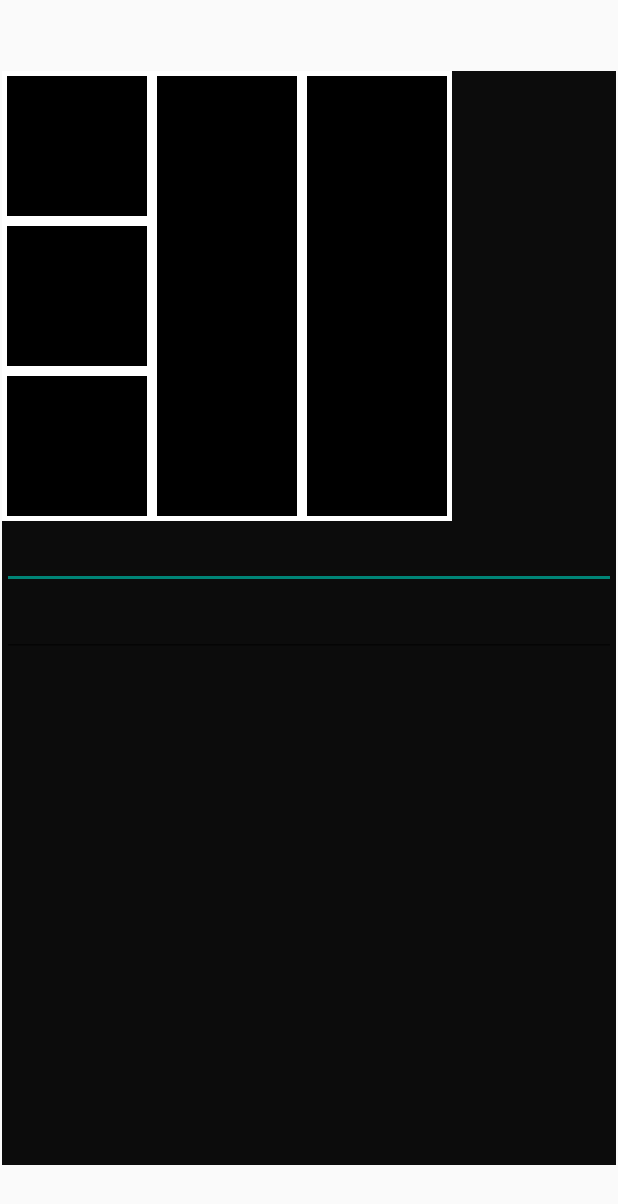
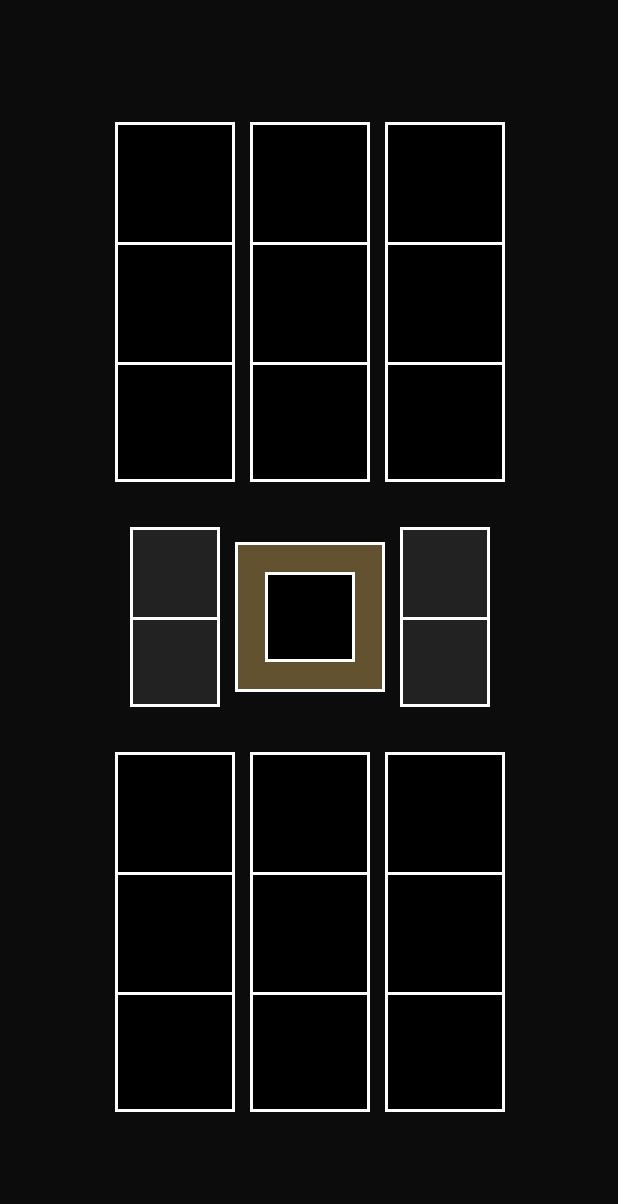
Before and after one commit to CsonkaDavid/Alberlet-Mini-Project, an Android app: the layout game_activity.xml on its own in the app's theme, with its tools: preview values and no code run, on a phone screen of 412 x 824 dp. Shown: the top 1204 px of the screen. Run offline under Robolectric (Android 15) with nearby library versions, the phone set to English and light mode, and no system bars.

Commit message:
Jatek design elkeszitese

```diff
--- a/app/app/src/main/java/net/alberlet/minigame/gui/GameActivity.java
+++ b/app/app/src/main/java/net/alberlet/minigame/gui/GameActivity.java
@@ -17,6 +17,11 @@ public class GameActivity extends AppCompatActivity {
 
     }
 
+    public void newTurn() {
+        // TextView players turn
+
+    }
+
     public void onDiceClick(View view) {
 
     }
@@ -27,4 +32,6 @@ public class GameActivity extends AppCompatActivity {
 
 
 
+
+
 }
--- /dev/null
+++ b/app/app/src/main/res/drawable/cell_background.xml
@@ -0,0 +1,5 @@
+<?xml version="1.0" encoding="utf-8"?>
+<shape xmlns:android="http://schemas.android.com/apk/res/android" android:shape="rectangle" >
+    <solid android:color="@android:color/black" />
+    <stroke android:width="2dp" android:color="@color/white"/>
+</shape>
--- /dev/null
+++ b/app/app/src/main/res/drawable/cell_background_without_bottom_border.xml
@@ -0,0 +1,14 @@
+<?xml version="1.0" encoding="utf-8"?>
+<layer-list xmlns:android="http://schemas.android.com/apk/res/android">
+    <item
+
+        android:bottom="-3dp">
+
+        <shape android:shape="rectangle">
+            <solid android:color="@color/black"/>
+            <stroke
+                android:width="2dp"
+                android:color="@color/white"/>
+        </shape>
+    </item>
+</layer-list>
--- /dev/null
+++ b/app/app/src/main/res/drawable/dice_background.xml
@@ -0,0 +1,5 @@
+<?xml version="1.0" encoding="utf-8"?>
+<shape xmlns:android="http://schemas.android.com/apk/res/android" android:shape="rectangle" >
+    <solid android:color="@android:color/black" />
+    <stroke android:width="2dp" android:color="@color/white"/>
+</shape>
--- /dev/null
+++ b/app/app/src/main/res/drawable/dice_board_background.xml
@@ -0,0 +1,5 @@
+<?xml version="1.0" encoding="utf-8"?>
+<shape xmlns:android="http://schemas.android.com/apk/res/android" android:shape="rectangle" >
+    <solid android:color="@color/dirt" />
+    <stroke android:width="2dp" android:color="@color/white"/>
+</shape>
--- a/app/app/src/main/res/drawable/plain_border.xml
+++ b/app/app/src/main/res/drawable/scores_background.xml
@@ -1,5 +1,5 @@
 <?xml version="1.0" encoding="utf-8"?>
 <shape xmlns:android="http://schemas.android.com/apk/res/android" android:shape="rectangle" >
-    <solid android:color="@android:color/black" />
-    <stroke android:width="3dp" android:color="@color/white"/>
+    <solid android:color="@color/dark_gray" />
+    <stroke android:width="2dp" android:color="@color/white"/>
 </shape>
--- /dev/null
+++ b/app/app/src/main/res/drawable/scores_background_without_bottom_border.xml
@@ -0,0 +1,14 @@
+<?xml version="1.0" encoding="utf-8"?>
+<layer-list xmlns:android="http://schemas.android.com/apk/res/android">
+    <item
+
+        android:bottom="-3dp">
+
+        <shape android:shape="rectangle">
+            <solid android:color="@color/dark_gray"/>
+            <stroke
+                android:width="2dp"
+                android:color="@color/white"/>
+        </shape>
+    </item>
+</layer-list>
--- a/app/app/src/main/res/layout/game_activity.xml
+++ b/app/app/src/main/res/layout/game_activity.xml
@@ -1,154 +1,188 @@
 <?xml version="1.0" encoding="utf-8"?>
-<androidx.constraintlayout.widget.ConstraintLayout xmlns:android="http://schemas.android.com/apk/res/android"
+<RelativeLayout xmlns:android="http://schemas.android.com/apk/res/android"
     xmlns:app="http://schemas.android.com/apk/res-auto"
     xmlns:tools="http://schemas.android.com/tools"
     android:layout_width="match_parent"
-    android:layout_height="match_parent">
+    android:layout_height="match_parent"
+    android:background="#0C0C0C"
+    android:gravity="center_horizontal"
+    android:padding="20dp">
 
     <LinearLayout
-        android:layout_width="409dp"
-        android:layout_height="729dp"
+        android:layout_width="wrap_content"
+        android:layout_height="fill_parent"
         android:layout_marginStart="1dp"
-        android:layout_marginTop="1dp"
-        android:layout_marginEnd="1dp"
         android:layout_marginBottom="1dp"
-        android:background="#0C0C0C"
-        android:orientation="vertical"
-        app:layout_constraintBottom_toBottomOf="parent"
-        app:layout_constraintEnd_toEndOf="parent"
-        app:layout_constraintStart_toStartOf="parent"
-        app:layout_constraintTop_toTopOf="parent">
+        android:gravity="center"
+        android:orientation="vertical">
 
         <LinearLayout
             android:id="@+id/player2_table"
             class="net.alberlet.minigame.Column"
-            android:layout_width="@dimen/table_width"
-            android:layout_height="@dimen/table_heigth"
+            android:layout_width="wrap_content"
+            android:layout_height="wrap_content"
             android:orientation="horizontal">
 
             <LinearLayout
-                android:layout_width="@dimen/table_column_width"
-                android:layout_height="match_parent"
-                android:background="@drawable/plain_border"
+                android:layout_width="wrap_content"
+                android:layout_height="wrap_content"
+                android:layout_marginRight="10dp"
+                android:gravity="center_horizontal"
                 android:orientation="vertical">
 
                 <FrameLayout
-                    android:layout_width="match_parent"
-                    android:layout_height="@dimen/table_column_width"
-                    android:background="@drawable/plain_border">
+                    android:layout_width="@dimen/table_cell_size"
+                    android:layout_height="@dimen/table_cell_size"
+                    android:background="@drawable/cell_background_without_bottom_border">
 
                     <ImageView
                         android:layout_width="match_parent"
-                        android:layout_height="wrap_content"
-                        app:srcCompat="@drawable/plain_border" />
+                        android:layout_height="wrap_content" />
                 </FrameLayout>
 
                 <FrameLayout
-                    android:layout_width="match_parent"
-                    android:layout_height="@dimen/table_column_width"
-                    android:background="@drawable/plain_border">
+                    android:layout_width="@dimen/table_cell_size"
+                    android:layout_height="@dimen/table_cell_size"
+                    android:background="@drawable/cell_background_without_bottom_border">
 
                     <ImageView
                         android:layout_width="match_parent"
-                        android:layout_height="wrap_content"
-                        app:srcCompat="@drawable/plain_border" />
+                        android:layout_height="wrap_content" />
                 </FrameLayout>
 
                 <FrameLayout
-                    android:layout_width="match_parent"
-                    android:layout_height="@dimen/table_column_width"
-                    android:background="@drawable/plain_border">
+                    android:layout_width="@dimen/table_cell_size"
+                    android:layout_height="@dimen/table_cell_size"
+                    android:background="@drawable/cell_background">
 
                     <ImageView
                         android:layout_width="match_parent"
-                        android:layout_height="wrap_content"
-                        app:srcCompat="@drawable/plain_border" />
+                        android:layout_height="wrap_content" />
                 </FrameLayout>
 
             </LinearLayout>
 
             <LinearLayout
-                android:layout_width="@dimen/table_column_width"
-                android:layout_height="match_parent"
-                android:background="@drawable/plain_border"
+                android:layout_width="wrap_content"
+                android:layout_height="wrap_content"
                 android:orientation="vertical">
+
+                <FrameLayout
+                    android:layout_width="@dimen/table_cell_size"
+                    android:layout_height="@dimen/table_cell_size"
+                    android:background="@drawable/cell_background_without_bottom_border">
 
                     <ImageView
                         android:layout_width="match_parent"
-                    android:layout_height="wrap_content"
-                    app:srcCompat="@drawable/plain_border" />
+                        android:layout_height="wrap_content" />
+                </FrameLayout>
+
+                <FrameLayout
+                    android:layout_width="@dimen/table_cell_size"
+                    android:layout_height="@dimen/table_cell_size"
+                    android:background="@drawable/cell_background_without_bottom_border">
 
                     <ImageView
                         android:layout_width="match_parent"
-                    android:layout_height="wrap_content"
-                    app:srcCompat="@drawable/plain_border" />
+                        android:layout_height="wrap_content" />
+                </FrameLayout>
+
+                <FrameLayout
+                    android:layout_width="@dimen/table_cell_size"
+                    android:layout_height="@dimen/table_cell_size"
+                    android:background="@drawable/cell_background">
 
                     <ImageView
                         android:layout_width="match_parent"
-                    android:layout_height="wrap_content"
-                    app:srcCompat="@drawable/plain_border" />
+                        android:layout_height="wrap_content" />
+                </FrameLayout>
+
             </LinearLayout>
 
             <LinearLayout
-                android:layout_width="@dimen/table_column_width"
-                android:layout_height="match_parent"
-                android:background="@drawable/plain_border"
+                android:layout_width="wrap_content"
+                android:layout_height="wrap_content"
+                android:layout_marginLeft="10dp"
                 android:orientation="vertical">
+
+                <FrameLayout
+                    android:layout_width="@dimen/table_cell_size"
+                    android:layout_height="@dimen/table_cell_size"
+                    android:background="@drawable/cell_background_without_bottom_border">
 
                     <ImageView
                         android:layout_width="match_parent"
-                    android:layout_height="wrap_content"
-                    app:srcCompat="@drawable/plain_border" />
+                        android:layout_height="wrap_content" />
+                </FrameLayout>
+
+                <FrameLayout
+                    android:layout_width="@dimen/table_cell_size"
+                    android:layout_height="@dimen/table_cell_size"
+                    android:background="@drawable/cell_background_without_bottom_border">
 
                     <ImageView
                         android:layout_width="match_parent"
-                    android:layout_height="wrap_content"
-                    app:srcCompat="@drawable/plain_border" />
+                        android:layout_height="wrap_content" />
+                </FrameLayout>
+
+                <FrameLayout
+                    android:layout_width="@dimen/table_cell_size"
+                    android:layout_height="@dimen/table_cell_size"
+                    android:background="@drawable/cell_background">
 
                     <ImageView
                         android:layout_width="match_parent"
-                    android:layout_height="wrap_content"
-                    app:srcCompat="@drawable/plain_border" />
+                        android:layout_height="wrap_content" />
+                </FrameLayout>
+
             </LinearLayout>
+
         </LinearLayout>
 
         <LinearLayout
             android:id="@+id/scoreboard"
-            android:layout_width="match_parent"
-            android:layout_height="match_parent"
+            android:layout_width="wrap_content"
+            android:layout_height="wrap_content"
+            android:layout_marginTop="30dp"
+            android:layout_marginBottom="30dp"
             android:orientation="horizontal">
 
             <LinearLayout
                 android:id="@+id/player2_scores"
-                android:layout_width="match_parent"
-                android:layout_height="match_parent"
+                android:layout_width="wrap_content"
+                android:layout_height="wrap_content"
                 android:orientation="vertical">
 
                 <EditText
                     android:id="@+id/player2_own_score"
-                    android:layout_width="match_parent"
-                    android:layout_height="wrap_content"
+                    android:layout_width="@dimen/score_size"
+                    android:layout_height="@dimen/score_size"
+                    android:background="@drawable/scores_background_without_bottom_border"
                     android:ems="10"
                     android:inputType="number" />
 
                 <EditText
                     android:id="@+id/player2_opponent_score"
-                    android:layout_width="match_parent"
-                    android:layout_height="wrap_content"
+                    android:layout_width="@dimen/score_size"
+                    android:layout_height="@dimen/score_size"
+                    android:background="@drawable/scores_background"
                     android:ems="10"
                     android:inputType="number" />
             </LinearLayout>
 
             <FrameLayout
                 android:id="@+id/dice_board"
-                android:layout_width="match_parent"
-                android:layout_height="match_parent">
+                android:layout_width="@dimen/dice_size"
+                android:layout_height="@dimen/dice_size"
+                android:layout_margin="10dp"
+                android:background="@drawable/dice_board_background"
+                android:padding="@dimen/dice_padding_size">
 
                 <ImageView
                     android:id="@+id/dice"
-                    android:layout_width="wrap_content"
-                    android:layout_height="wrap_content"
-                    app:srcCompat="@drawable/plain_border" />
+                    android:layout_width="fill_parent"
+                    android:layout_height="fill_parent"
+                    android:background="@drawable/dice_background" />
             </FrameLayout>
 
             <LinearLayout
@@ -159,15 +193,17 @@
 
                 <EditText
                     android:id="@+id/player1_opponent_score"
-                    android:layout_width="match_parent"
-                    android:layout_height="wrap_content"
+                    android:layout_width="@dimen/score_size"
+                    android:layout_height="@dimen/score_size"
+                    android:background="@drawable/scores_background_without_bottom_border"
                     android:ems="10"
                     android:inputType="number" />
 
                 <EditText
                     android:id="@+id/player1_own_score"
-                    android:layout_width="match_parent"
-                    android:layout_height="wrap_content"
+                    android:layout_width="@dimen/score_size"
+                    android:layout_height="@dimen/score_size"
+                    android:background="@drawable/scores_background"
                     android:ems="10"
                     android:inputType="number" />
             </LinearLayout>
@@ -175,72 +211,125 @@
 
         <LinearLayout
             android:id="@+id/player1_table"
-            android:layout_width="match_parent"
-            android:layout_height="match_parent"
+            class="net.alberlet.minigame.Column"
+            android:layout_width="wrap_content"
+            android:layout_height="wrap_content"
             android:orientation="horizontal">
 
             <LinearLayout
-                android:layout_width="match_parent"
-                android:layout_height="match_parent"
+                android:layout_width="wrap_content"
+                android:layout_height="wrap_content"
+                android:layout_marginRight="10dp"
+                android:gravity="center_horizontal"
                 android:orientation="vertical">
+
+                <FrameLayout
+                    android:layout_width="@dimen/table_cell_size"
+                    android:layout_height="@dimen/table_cell_size"
+                    android:background="@drawable/cell_background_without_bottom_border">
 
                     <ImageView
                         android:layout_width="match_parent"
-                    android:layout_height="wrap_content"
-                    app:srcCompat="@drawable/plain_border" />
+                        android:layout_height="wrap_content" />
+                </FrameLayout>
+
+                <FrameLayout
+                    android:layout_width="@dimen/table_cell_size"
+                    android:layout_height="@dimen/table_cell_size"
+                    android:background="@drawable/cell_background_without_bottom_border">
 
                     <ImageView
                         android:layout_width="match_parent"
-                    android:layout_height="wrap_content"
-                    app:srcCompat="@drawable/plain_border" />
+                        android:layout_height="wrap_content" />
+                </FrameLayout>
+
+                <FrameLayout
+                    android:layout_width="@dimen/table_cell_size"
+                    android:layout_height="@dimen/table_cell_size"
+                    android:background="@drawable/cell_background">
 
                     <ImageView
                         android:layout_width="match_parent"
-                    android:layout_height="wrap_content"
-                    app:srcCompat="@drawable/plain_border" />
+                        android:layout_height="wrap_content" />
+                </FrameLayout>
+
             </LinearLayout>
 
             <LinearLayout
-                android:layout_width="match_parent"
-                android:layout_height="match_parent"
+                android:layout_width="wrap_content"
+                android:layout_height="wrap_content"
                 android:orientation="vertical">
+
+                <FrameLayout
+                    android:layout_width="@dimen/table_cell_size"
+                    android:layout_height="@dimen/table_cell_size"
+                    android:background="@drawable/cell_background_without_bottom_border">
 
                     <ImageView
                         android:layout_width="match_parent"
-                    android:layout_height="wrap_content"
-                    app:srcCompat="@drawable/plain_border" />
+                        android:layout_height="wrap_content" />
+                </FrameLayout>
+
+                <FrameLayout
+                    android:layout_width="@dimen/table_cell_size"
+                    android:layout_height="@dimen/table_cell_size"
+                    android:background="@drawable/cell_background_without_bottom_border">
 
                     <ImageView
                         android:layout_width="match_parent"
-                    android:layout_height="wrap_content"
-                    app:srcCompat="@drawable/plain_border" />
+                        android:layout_height="wrap_content" />
+                </FrameLayout>
+
+                <FrameLayout
+                    android:layout_width="@dimen/table_cell_size"
+                    android:layout_height="@dimen/table_cell_size"
+                    android:background="@drawable/cell_background">
 
                     <ImageView
                         android:layout_width="match_parent"
-                    android:layout_height="wrap_content"
-                    app:srcCompat="@drawable/plain_border" />
+                        android:layout_height="wrap_content" />
+                </FrameLayout>
+
             </LinearLayout>
 
             <LinearLayout
-                android:layout_width="match_parent"
-                android:layout_height="match_parent"
+                android:layout_width="wrap_content"
+                android:layout_height="wrap_content"
+                android:layout_marginLeft="10dp"
                 android:orientation="vertical">
+
+                <FrameLayout
+                    android:layout_width="@dimen/table_cell_size"
+                    android:layout_height="@dimen/table_cell_size"
+                    android:background="@drawable/cell_background_without_bottom_border">
 
                     <ImageView
                         android:layout_width="match_parent"
-                    android:layout_height="wrap_content"
-                    app:srcCompat="@drawable/plain_border" />
+                        android:layout_height="wrap_content" />
+                </FrameLayout>
+
+                <FrameLayout
+                    android:layout_width="@dimen/table_cell_size"
+                    android:layout_height="@dimen/table_cell_size"
+                    android:background="@drawable/cell_background_without_bottom_border">
 
                     <ImageView
                         android:layout_width="match_parent"
-                    android:layout_height="wrap_content"
-                    app:srcCompat="@drawable/plain_border" />
+                        android:layout_height="wrap_content" />
+                </FrameLayout>
+
+                <FrameLayout
+                    android:layout_width="@dimen/table_cell_size"
+                    android:layout_height="@dimen/table_cell_size"
+                    android:background="@drawable/cell_background">
 
                     <ImageView
                         android:layout_width="match_parent"
-                    android:layout_height="wrap_content"
-                    app:srcCompat="@drawable/plain_border" />
+                        android:layout_height="wrap_content" />
+                </FrameLayout>
+
+            </LinearLayout>
+
         </LinearLayout>
     </LinearLayout>
-    </LinearLayout>
-</androidx.constraintlayout.widget.ConstraintLayout>
+</RelativeLayout>
--- a/app/app/src/main/res/values/colors.xml
+++ b/app/app/src/main/res/values/colors.xml
@@ -17,4 +17,5 @@
     <color name="charcoal">#0E0E0F</color>
     <color name="dark_gray">#222222</color>
     <color name="bone">#DFD0B7</color>
+    <color name="dirt">#625230</color>
 </resources>
--- a/app/app/src/main/res/values/dimens.xml
+++ b/app/app/src/main/res/values/dimens.xml
@@ -1,8 +1,8 @@
 <?xml version="1.0" encoding="utf-8"?>
 <resources>
     <dimen name="text_size">30sp</dimen>
-    <dimen name="table_column_width">100dp</dimen>
-    <dimen name="table_column_heigth">200dp</dimen>
-    <dimen name="table_width">300dp</dimen>
-    <dimen name="table_heigth">300dp</dimen>
+    <dimen name="table_cell_size">80dp</dimen>
+    <dimen name="dice_size">100dp</dimen>
+    <dimen name="dice_padding_size">20dp</dimen>
+    <dimen name="score_size">60dp</dimen>
 </resources>
```
Lines whose indentation alone changed are shown as unchanged.
